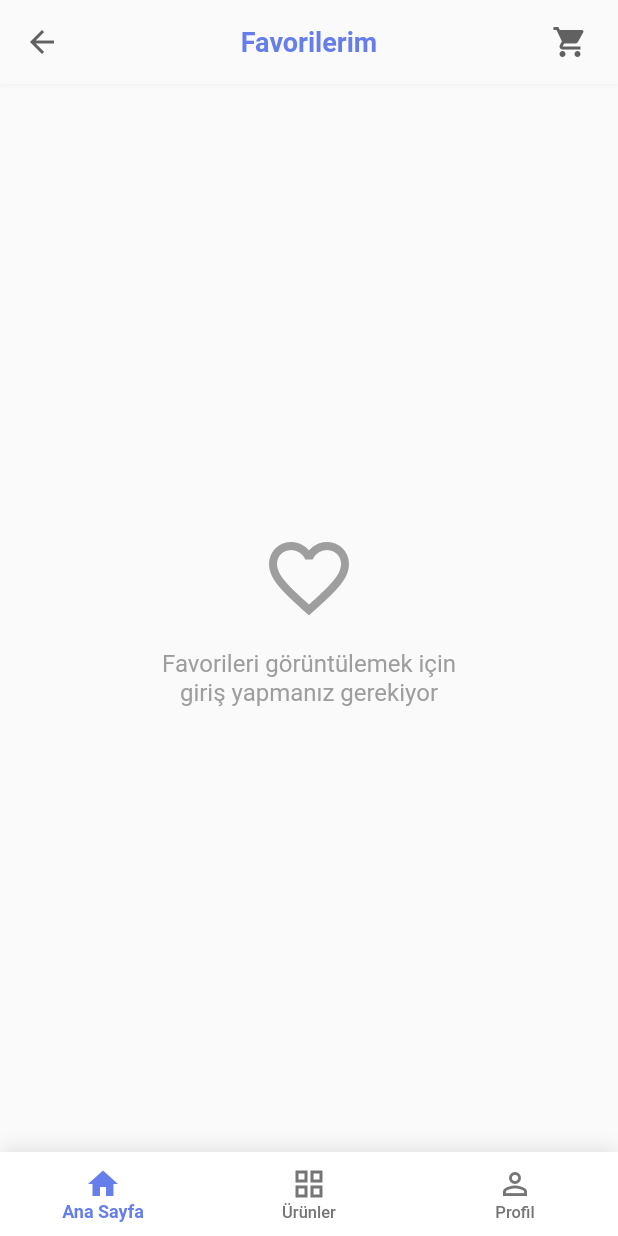
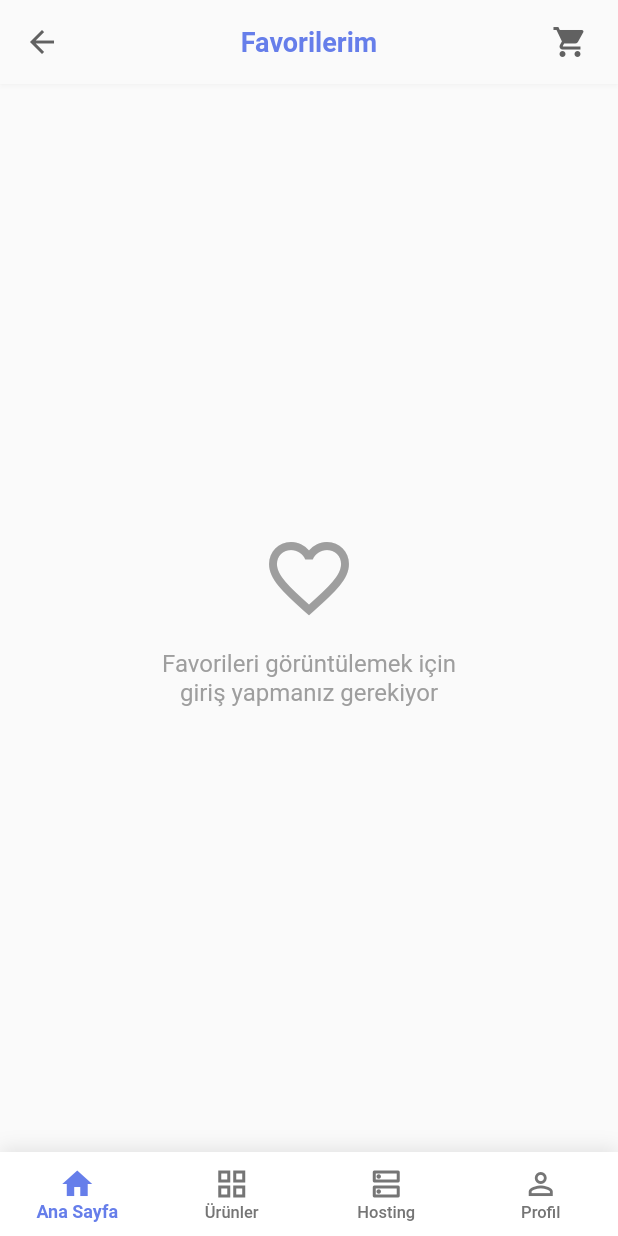
Before and after one commit to merttereci/webofisi, a Flutter app: the MainScreen screen opened directly, after a tap on the "favorite" icon, on a phone screen of 412 x 824 dp. Run offline on Flutter 3.47's test engine with Material 2 defaults, Android fonts, the phone set to English and light mode, and no system bars; our stand-ins replace shared_preferences; accounts and stored records are empty; network calls fail.

Commit message:
hosting tab,ui

```diff
--- /dev/null
+++ b/lib/screens/hosting_screen.dart
@@ -0,0 +1,550 @@
+import 'package:flutter/material.dart';
+import 'package:provider/provider.dart';
+import '../providers/cart_provider.dart';
+import '../providers/user_provider.dart';
+import '../providers/favorites_provider.dart';
+import '../widgets/cart_modal_widget.dart';
+import '../screens/favorites_screen.dart';
+
+class HostingScreen extends StatefulWidget {
+  const HostingScreen({Key? key}) : super(key: key);
+
+  @override
+  State<HostingScreen> createState() => _HostingScreenState();
+}
+
+class _HostingScreenState extends State<HostingScreen> {
+  @override
+  void initState() {
+    super.initState();
+    // Hosting verilerini yükle (gelecekte provider ile)
+    WidgetsBinding.instance.addPostFrameCallback((_) {
+      // TODO: HostingProvider.loadHostingPlans();
+
+      // Login olan kullanıcı için favorileri yükle
+      final userProvider = context.read<UserProvider>();
+      if (userProvider.isLoggedIn && userProvider.currentUser != null) {
+        context
+            .read<FavoritesProvider>()
+            .loadFavorites(userProvider.currentUser!.id);
+      }
+    });
+  }
+
+  @override
+  Widget build(BuildContext context) {
+    return Scaffold(
+      backgroundColor: Colors.grey[50],
+      appBar: AppBar(
+        backgroundColor: Colors.grey[50],
+        elevation: 1,
+        shadowColor: Colors.black.withOpacity(0.1),
+        centerTitle: true,
+        automaticallyImplyLeading: false,
+        title: Container(
+          height: 40,
+          child: Image.asset(
+            'assets/logo/logo.png',
+            fit: BoxFit.contain,
+            errorBuilder: (context, error, stackTrace) {
+              return const Text(
+                'Web Ofisi - Hosting',
+                style: TextStyle(
+                  fontWeight: FontWeight.bold,
+                  fontSize: 20,
+                  color: Color(0xFF667eea),
+                ),
+              );
+            },
+          ),
+        ),
+        actions: [
+          // Sepet ikonu
+          Consumer<CartProvider>(
+            builder: (context, cartProvider, child) {
+              return IconButton(
+                onPressed: () {
+                  CartModalWidget.show(context);
+                },
+                icon: Stack(
+                  clipBehavior: Clip.none,
+                  children: [
+                    Icon(
+                      Icons.shopping_cart,
+                      color: Colors.grey[700],
+                      size: 24,
+                    ),
+                    if (cartProvider.isNotEmpty)
+                      Positioned(
+                        right: -6,
+                        top: -4,
+                        child: Container(
+                          padding: const EdgeInsets.all(2),
+                          decoration: BoxDecoration(
+                            color: Colors.red,
+                            borderRadius: BorderRadius.circular(8),
+                          ),
+                          constraints: const BoxConstraints(
+                            minWidth: 14,
+                            minHeight: 14,
+                          ),
+                          child: Text(
+                            '${cartProvider.itemCount}',
+                            style: const TextStyle(
+                              color: Colors.white,
+                              fontSize: 9,
+                              fontWeight: FontWeight.bold,
+                            ),
+                            textAlign: TextAlign.center,
+                          ),
+                        ),
+                      ),
+                  ],
+                ),
+              );
+            },
+          ),
+          const SizedBox(width: 8),
+          // Favoriler ikonu
+          Consumer2<FavoritesProvider, UserProvider>(
+            builder: (context, favoritesProvider, userProvider, child) {
+              return IconButton(
+                onPressed: () {
+                  Navigator.push(
+                    context,
+                    MaterialPageRoute(
+                      builder: (context) => const FavoritesScreen(),
+                    ),
+                  );
+                },
+                icon: Stack(
+                  clipBehavior: Clip.none,
+                  children: [
+                    Icon(
+                      Icons.favorite,
+                      color: Colors.grey[700],
+                      size: 24,
+                    ),
+                    if (userProvider.isLoggedIn &&
+                        favoritesProvider.favoriteCount > 0)
+                      Positioned(
+                        right: -6,
+                        top: -4,
+                        child: Container(
+                          padding: const EdgeInsets.all(2),
+                          decoration: BoxDecoration(
+                            color: Colors.red,
+                            borderRadius: BorderRadius.circular(8),
+                          ),
+                          constraints: const BoxConstraints(
+                            minWidth: 14,
+                            minHeight: 14,
+                          ),
+                          child: Text(
+                            '${favoritesProvider.favoriteCount}',
+                            style: const TextStyle(
+                              color: Colors.white,
+                              fontSize: 9,
+                              fontWeight: FontWeight.bold,
+                            ),
+                            textAlign: TextAlign.center,
+                          ),
+                        ),
+                      ),
+                  ],
+                ),
+              );
+            },
+          ),
+        ],
+      ),
+      body: SingleChildScrollView(
+        child: Column(
+          crossAxisAlignment: CrossAxisAlignment.start,
+          children: [
+            const SizedBox(height: 16),
+
+            // Hoş geldin bölümü
+            Padding(
+              padding: const EdgeInsets.symmetric(horizontal: 24.0),
+              child: Consumer<UserProvider>(
+                builder: (context, userProvider, child) {
+                  return Column(
+                    crossAxisAlignment: CrossAxisAlignment.start,
+                    children: [
+                      Text(
+                        'Hosting Hizmetleri',
+                        style: TextStyle(
+                          fontSize: 28,
+                          fontWeight: FontWeight.bold,
+                          color: Colors.grey[800],
+                        ),
+                      ),
+                      const SizedBox(height: 8),
+                      Text(
+                        'Güvenilir ve hızlı hosting çözümleri',
+                        style: TextStyle(
+                          fontSize: 16,
+                          color: Colors.grey[600],
+                          height: 1.4,
+                        ),
+                      ),
+                    ],
+                  );
+                },
+              ),
+            ),
+
+            const SizedBox(height: 24),
+
+            // Açıklama metni
+            Padding(
+              padding: const EdgeInsets.symmetric(horizontal: 24.0),
+              child: Text(
+                'Cloudlinux, Litespeed ve SSD diskli donanımlarla sunduğumuz web hosting hizmetleri ile en üst düzeyde performans sağlamaktadır, tecrübeli ekibimiz ile %99 uptime garantisi verilmektedir.',
+                style: TextStyle(
+                  fontSize: 14,
+                  color: Colors.grey[600],
+                  height: 1.5,
+                ),
+                textAlign: TextAlign.center,
+              ),
+            ),
+
+            const SizedBox(height: 32),
+
+            // Linux Web Hosting başlık
+            Padding(
+              padding: const EdgeInsets.symmetric(horizontal: 24.0),
+              child: Text(
+                'Linux Web Hosting',
+                style: TextStyle(
+                  fontSize: 24,
+                  fontWeight: FontWeight.bold,
+                  color: Colors.grey[800],
+                ),
+                textAlign: TextAlign.center,
+              ),
+            ),
+
+            const SizedBox(height: 24),
+
+            // Hosting paketleri
+            Padding(
+              padding: const EdgeInsets.symmetric(horizontal: 24.0),
+              child: Column(
+                children: [
+                  _buildHostingCard(
+                    title: 'BASİT HOSTİNG',
+                    price: '₺400',
+                    period: 'Yıllık Ücret',
+                    features: [
+                      'Disk Kotası: 1 GB',
+                      'Aylık Bant Genişliği: 10 GB',
+                      'FTP Hesabı Sayısı: 1',
+                      'E-Posta Hesabı: 5',
+                    ],
+                    color: Colors.grey[600]!,
+                    packageId: 'basit',
+                  ),
+                  const SizedBox(height: 16),
+                  _buildHostingCard(
+                    title: 'EKONOMİK HOSTİNG',
+                    price: '₺550',
+                    period: 'Yıllık Ücret',
+                    features: [
+                      'Disk Kotası: 5 GB',
+                      'Aylık Bant Genişliği: 30 GB',
+                      'FTP Hesabı Sayısı: 1',
+                      'E-Posta Hesabı: 10',
+                    ],
+                    color: const Color(0xFF1E88E5),
+                    popular: true,
+                    packageId: 'ekonomik',
+                  ),
+                  const SizedBox(height: 16),
+                  _buildHostingCard(
+                    title: 'İDEAL HOSTİNG',
+                    price: '₺700',
+                    period: 'Yıllık Ücret',
+                    features: [
+                      'Disk Kotası: 10 GB',
+                      'Aylık Bant Genişliği: 50 GB',
+                      'FTP Hesabı Sayısı: 3',
+                      'E-Posta Hesabı: 10',
+                    ],
+                    color: Colors.grey[600]!,
+                    packageId: 'ideal',
+                  ),
+                ],
+              ),
+            ),
+
+            const SizedBox(height: 30),
+          ],
+        ),
+      ),
+    );
+  }
+
+  Widget _buildHostingCard({
+    required String title,
+    required String price,
+    required String period,
+    required List<String> features,
+    required Color color,
+    required String packageId,
+    bool popular = false,
+  }) {
+    return Container(
+      decoration: BoxDecoration(
+        color: Colors.white,
+        borderRadius: BorderRadius.circular(16),
+        border: popular
+            ? Border.all(color: color, width: 2)
+            : Border.all(color: Colors.grey[300]!, width: 1),
+        boxShadow: [
+          BoxShadow(
+            color: Colors.black.withOpacity(0.05),
+            blurRadius: 10,
+            offset: const Offset(0, 4),
+          ),
+        ],
+      ),
+      child: Column(
+        children: [
+          if (popular)
+            Container(
+              width: double.infinity,
+              padding: const EdgeInsets.symmetric(vertical: 8),
+              decoration: BoxDecoration(
+                color: color,
+                borderRadius: const BorderRadius.only(
+                  topLeft: Radius.circular(14),
+                  topRight: Radius.circular(14),
+                ),
+              ),
+              child: const Text(
+                'EN POPÜLER',
+                textAlign: TextAlign.center,
+                style: TextStyle(
+                  color: Colors.white,
+                  fontWeight: FontWeight.bold,
+                  fontSize: 12,
+                ),
+              ),
+            ),
+          Padding(
+            padding: const EdgeInsets.all(24),
+            child: Column(
+              children: [
+                Text(
+                  title,
+                  style: const TextStyle(
+                    fontSize: 18,
+                    fontWeight: FontWeight.bold,
+                  ),
+                  textAlign: TextAlign.center,
+                ),
+                const SizedBox(height: 12),
+                Text(
+                  price,
+                  style: TextStyle(
+                    fontSize: 32,
+                    fontWeight: FontWeight.bold,
+                    color: color,
+                  ),
+                  textAlign: TextAlign.center,
+                ),
+                Text(
+                  period,
+                  style: TextStyle(
+                    fontSize: 14,
+                    color: Colors.grey[600],
+                  ),
+                  textAlign: TextAlign.center,
+                ),
+                const SizedBox(height: 20),
+                ...features.map((feature) => Padding(
+                      padding: const EdgeInsets.only(bottom: 12),
+                      child: Row(
+                        mainAxisAlignment: MainAxisAlignment.center,
+                        children: [
+                          Text(
+                            feature,
+                            style: TextStyle(
+                              color: Colors.grey[700],
+                              fontSize: 14,
+                            ),
+                          ),
+                        ],
+                      ),
+                    )),
+                const SizedBox(height: 20),
+                SizedBox(
+                  width: double.infinity,
+                  child: ElevatedButton(
+                    onPressed: () => _showOrderDialog(packageId, title, price),
+                    style: ElevatedButton.styleFrom(
+                      backgroundColor: popular ? color : Colors.white,
+                      foregroundColor: popular ? Colors.white : color,
+                      side: popular ? null : BorderSide(color: color),
+                      padding: const EdgeInsets.symmetric(vertical: 14),
+                      shape: RoundedRectangleBorder(
+                        borderRadius: BorderRadius.circular(25),
+                      ),
+                    ),
+                    child: Text(
+                      'SATIN AL',
+                      style: TextStyle(
+                        fontWeight: FontWeight.bold,
+                        fontSize: 16,
+                      ),
+                    ),
+                  ),
+                ),
+              ],
+            ),
+          ),
+        ],
+      ),
+    );
+  }
+
+  void _showOrderDialog(
+      String packageId, String packageName, String basePrice) {
+    String domain = '';
+    int? selectedYears;
+
+    showDialog(
+      context: context,
+      builder: (context) => StatefulBuilder(
+        builder: (context, setState) {
+          final int basePriceInt = int.parse(basePrice.replaceAll('₺', ''));
+          final int totalPrice =
+              selectedYears != null ? basePriceInt * selectedYears! : 0;
+
+          return AlertDialog(
+            title: Text(packageName),
+            content: SingleChildScrollView(
+              child: Container(
+                width: double.maxFinite,
+                child: Column(
+                  crossAxisAlignment: CrossAxisAlignment.start,
+                  children: [
+                    Text(
+                      'Domain Adı:',
+                      style: TextStyle(
+                        fontWeight: FontWeight.bold,
+                        fontSize: 16,
+                      ),
+                    ),
+                    const SizedBox(height: 8),
+                    Row(
+                      children: [
+                        Text('www.', style: TextStyle(fontSize: 16)),
+                        Expanded(
+                          child: TextField(
+                            onChanged: (value) {
+                              setState(() {
+                                domain = value;
+                              });
+                            },
+                            decoration: InputDecoration(
+                              hintText: 'domain-adiniz',
+                              border: UnderlineInputBorder(),
+                              contentPadding:
+                                  EdgeInsets.symmetric(horizontal: 8),
+                            ),
+                          ),
+                        ),
+                        Text('.com', style: TextStyle(fontSize: 16)),
+                      ],
+                    ),
+                    const SizedBox(height: 20),
+                    Text(
+                      'Hosting Süresi:',
+                      style: TextStyle(
+                        fontWeight: FontWeight.bold,
+                        fontSize: 16,
+                      ),
+                    ),
+                    const SizedBox(height: 8),
+                    ...List.generate(3, (index) {
+                      final years = index + 1;
+                      final price = basePriceInt * years;
+                      return RadioListTile<int>(
+                        title: Text('$years Yıl - ₺$price'),
+                        value: years,
+                        groupValue: selectedYears,
+                        onChanged: (value) {
+                          setState(() {
+                            selectedYears = value!;
+                          });
+                        },
+                        contentPadding: EdgeInsets.zero,
+                      );
+                    }),
+                    const SizedBox(height: 16),
+                    Container(
+                      width: double.infinity,
+                      padding: const EdgeInsets.all(16),
+                      decoration: BoxDecoration(
+                        color: Colors.grey[100],
+                        borderRadius: BorderRadius.circular(8),
+                      ),
+                      child: Text(
+                        selectedYears != null
+                            ? 'Toplam: ₺$totalPrice'
+                            : 'Hosting süresi seçiniz',
+                        style: TextStyle(
+                          fontSize: 18,
+                          fontWeight: FontWeight.bold,
+                        ),
+                        textAlign: TextAlign.center,
+                      ),
+                    ),
+                  ],
+                ),
+              ),
+            ),
+            actions: [
+              TextButton(
+                onPressed: () => Navigator.of(context).pop(),
+                child: Text('İptal'),
+              ),
+              ElevatedButton(
+                onPressed: (domain.isNotEmpty && selectedYears != null)
+                    ? () {
+                        Navigator.of(context).pop();
+                        _proceedToPayment(packageId, packageName, domain,
+                            selectedYears!, totalPrice);
+                      }
+                    : null,
+                child: Text('Ödemeye Geç'),
+              ),
+            ],
+          );
+        },
+      ),
+    );
+  }
+
+  void _proceedToPayment(String packageId, String packageName, String domain,
+      int years, int totalPrice) {
+    // TODO: Ödeme sayfasına yönlendirme
+    ScaffoldMessenger.of(context).showSnackBar(
+      SnackBar(
+        content: Text(
+          'Sipariş: $packageName\n'
+          'Domain: www.$domain.com\n'
+          'Süre: $years yıl\n'
+          'Toplam: ₺$totalPrice\n'
+          'Ödeme sistemi yakında eklenecek',
+        ),
+        backgroundColor: Colors.green,
+        duration: Duration(seconds: 4),
+      ),
+    );
+  }
+}
--- a/lib/screens/main_screen.dart
+++ b/lib/screens/main_screen.dart
@@ -5,6 +5,7 @@ import 'package:web_ofisi_mobile/widgets/custom_bottom_navbar.dart';
 import 'tabs/home_tab.dart';
 import 'tabs/products_tab.dart';
 import 'tabs/profile_tab.dart';
+import 'tabs/hosting_tab.dart';
 
 class MainScreen extends StatefulWidget {
   const MainScreen({Key? key}) : super(key: key);
@@ -41,6 +42,7 @@ class _MainScreenState extends State<MainScreen> {
         children: [
           HomeTab(onTabChange: _changeTab),
           ProductsTab(onShowCategoryModal: _showCategoryModal),
+          const HostingTab(), // YENI EKLENEN
           const ProfileTab(), // sepet tab'ı kaldırıldı
         ],
       ),
--- /dev/null
+++ b/lib/screens/tabs/hosting_tab.dart
@@ -0,0 +1,28 @@
+import 'package:flutter/material.dart';
+import '../hosting_screen.dart';
+
+class HostingTab extends StatelessWidget {
+  const HostingTab({Key? key}) : super(key: key);
+
+  @override
+  Widget build(BuildContext context) {
+    return Navigator(
+      onGenerateRoute: (settings) {
+        switch (settings.name) {
+          case '/':
+          case '/hosting':
+            return MaterialPageRoute(
+              builder: (context) => const HostingScreen(),
+              settings: settings,
+            );
+          // gelecekte: hosting detay sayfası vs.
+          default:
+            return MaterialPageRoute(
+              builder: (context) => const HostingScreen(),
+              settings: settings,
+            );
+        }
+      },
+    );
+  }
+}
--- a/lib/widgets/custom_bottom_navbar.dart
+++ b/lib/widgets/custom_bottom_navbar.dart
@@ -52,6 +52,11 @@ class CustomBottomNavbar extends StatelessWidget {
             label: 'Ürünler',
           ),
           BottomNavigationBarItem(
+            icon: Icon(Icons.dns_outlined),
+            activeIcon: Icon(Icons.dns),
+            label: 'Hosting',
+          ),
+          BottomNavigationBarItem(
             icon: Icon(Icons.person_outline),
             activeIcon: Icon(Icons.person),
             label: 'Profil',
```
Also changed, not shown: 1 other file.
